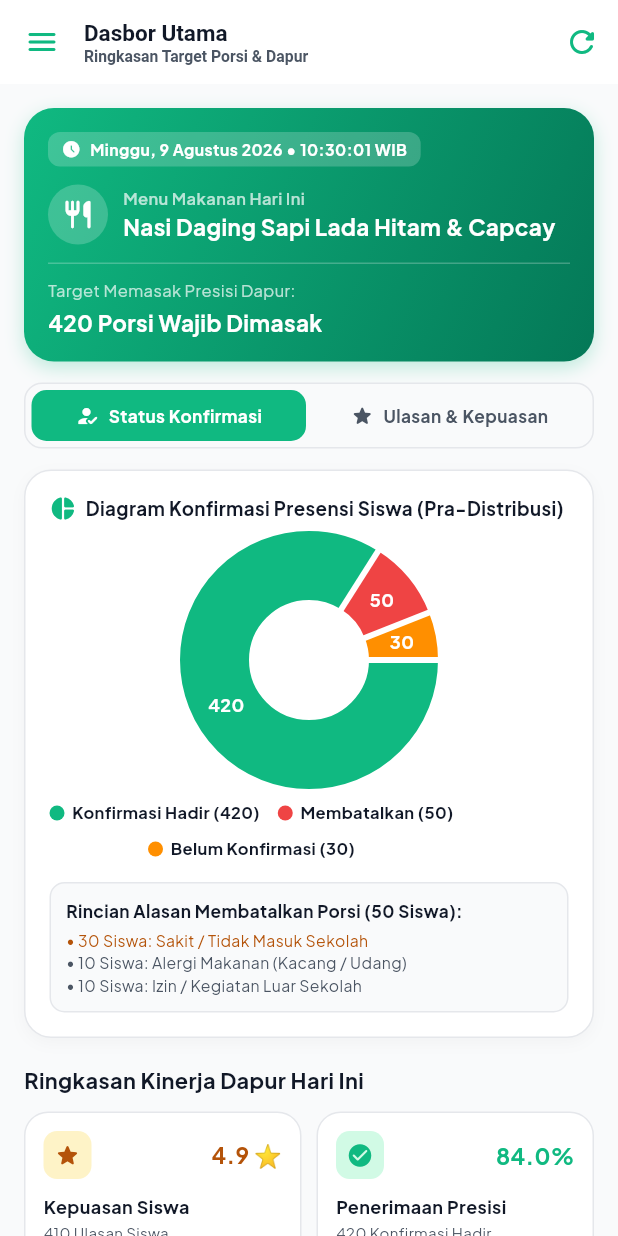
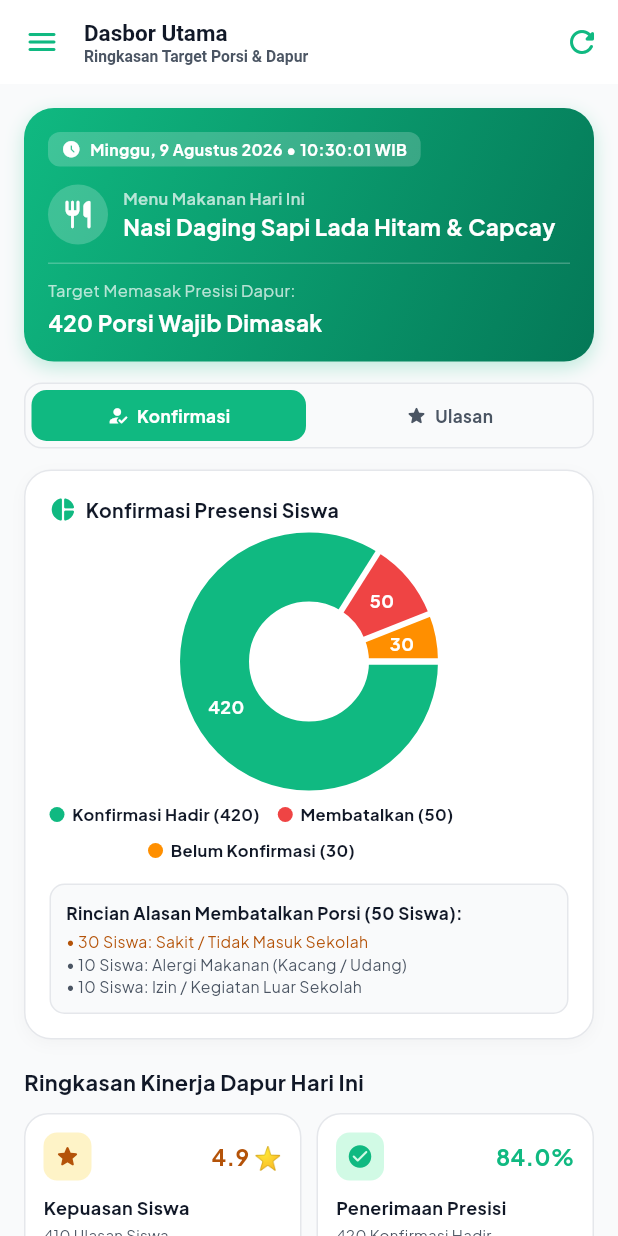
Before and after one commit to Daffarael/MBGTrust, a Flutter app: the EstimationScreen screen opened by its route, on a phone screen of 412 x 824 dp. Run offline on Flutter 3.47's test engine with Material 3 defaults, Android fonts, the phone set to English and light mode, and no system bars; drawn by our look-alikes of fl_chart; our stand-ins replace dio, flutter_riverpod, flutter_secure_storage, go_router, google_fonts; accounts and stored records are empty; network calls fail.

Commit message:
fix(dashboard): eliminate all overflow, shorten labels, wrap text in Expanded/Flexible for zero-overflow layout

```diff
--- a/mbgtrust-frontend/lib/features/production/presentation/estimation_screen.dart
+++ b/mbgtrust-frontend/lib/features/production/presentation/estimation_screen.dart
@@ -407,15 +407,17 @@ class _EstimationScreenState extends State<EstimationScreen> {
                                     children: [
                                       Icon(
                                         Icons.how_to_reg_rounded,
-                                        size: 16,
+                                        size: 15,
                                         color:
                                             _activeDashboardTab == 'KONFIRMASI'
                                                 ? Colors.white
                                                 : AppColors.textSecondary,
                                       ),
-                                      const SizedBox(width: 6),
-                                      Text(
-                                        'Status Konfirmasi',
+                                      const SizedBox(width: 5),
+                                      Flexible(
+                                        child: Text(
+                                          'Konfirmasi',
+                                          textAlign: TextAlign.center,
                                           style: TextStyle(
                                             fontSize: 11.5,
                                             fontWeight: FontWeight.bold,
@@ -423,6 +425,7 @@ class _EstimationScreenState extends State<EstimationScreen> {
                                                     'KONFIRMASI'
                                                 ? Colors.white
                                                 : AppColors.textSecondary,
+                                          ),
                                         ),
                                       ),
                                     ],
@@ -455,20 +458,23 @@ class _EstimationScreenState extends State<EstimationScreen> {
                                     children: [
                                       Icon(
                                         Icons.star_rounded,
-                                        size: 16,
+                                        size: 15,
                                         color: _activeDashboardTab == 'ULASAN'
                                             ? Colors.white
                                             : AppColors.textSecondary,
                                       ),
-                                      const SizedBox(width: 6),
-                                      Text(
-                                        'Ulasan & Kepuasan',
+                                      const SizedBox(width: 5),
+                                      Flexible(
+                                        child: Text(
+                                          'Ulasan',
+                                          textAlign: TextAlign.center,
                                           style: TextStyle(
                                             fontSize: 11.5,
                                             fontWeight: FontWeight.bold,
                                             color: _activeDashboardTab == 'ULASAN'
                                                 ? Colors.white
                                                 : AppColors.textSecondary,
+                                          ),
                                         ),
                                       ),
                                     ],
@@ -641,12 +647,14 @@ class _EstimationScreenState extends State<EstimationScreen> {
               Icon(Icons.pie_chart_rounded,
                   color: AppColors.primary, size: 18),
               SizedBox(width: 6),
-              Text(
-                'Diagram Konfirmasi Presensi Siswa (Pra-Distribusi)',
+              Expanded(
+                child: Text(
+                  'Konfirmasi Presensi Siswa',
                   style: TextStyle(
-                  fontSize: 12.5,
+                    fontSize: 13,
                     fontWeight: FontWeight.bold,
                     color: AppColors.textPrimary,
+                  ),
                 ),
               ),
             ],
@@ -766,34 +774,31 @@ class _EstimationScreenState extends State<EstimationScreen> {
         crossAxisAlignment: CrossAxisAlignment.start,
         children: [
           Row(
-            mainAxisAlignment: MainAxisAlignment.spaceBetween,
             children: [
-              Row(
-                children: const [
-                  Icon(Icons.stars_rounded,
+              const Icon(Icons.stars_rounded,
                   color: AppColors.secondaryDark, size: 18),
-                  SizedBox(width: 6),
-                  Text(
-                    'Tingkat Kepuasan Siswa Hari Ini',
+              const SizedBox(width: 6),
+              Expanded(
+                child: const Text(
+                  'Kepuasan Siswa',
                   style: TextStyle(
-                      fontSize: 12.5,
+                    fontSize: 13,
                     fontWeight: FontWeight.bold,
                     color: AppColors.textPrimary,
                   ),
                 ),
-                ],
               ),
               Container(
                 padding:
-                    const EdgeInsets.symmetric(horizontal: 8, vertical: 3),
+                    const EdgeInsets.symmetric(horizontal: 7, vertical: 3),
                 decoration: BoxDecoration(
                   color: AppColors.primaryLight,
                   borderRadius: BorderRadius.circular(6),
                 ),
                 child: const Text(
-                  'PASCA DISTRIBUSI',
+                  'TERDISTRIBUSI',
                   style: TextStyle(
-                    fontSize: 9.5,
+                    fontSize: 9,
                     fontWeight: FontWeight.bold,
                     color: AppColors.primaryDark,
                   ),
@@ -838,11 +843,11 @@ class _EstimationScreenState extends State<EstimationScreen> {
             children: const [
               _ChartLegendTile(
                 color: AppColors.primary,
-                label: 'Sangat Suka (96.5%)',
+                label: 'Suka (96.5%)',
               ),
               _ChartLegendTile(
                 color: Colors.amber,
-                label: 'Cukup Suka / Evaluasi (3.5%)',
+                label: 'Evaluasi (3.5%)',
               ),
             ],
           ),
@@ -862,7 +867,7 @@ class _EstimationScreenState extends State<EstimationScreen> {
                 Row(
                   mainAxisAlignment: MainAxisAlignment.spaceAround,
                   children: [
-                    _buildSubMetric('Rating Rasa', '4.9 ⭐'),
+                    _buildSubMetric('Rasa', '4.9 ⭐'),
                     _buildSubMetric('Porsi', '4.8 ⭐'),
                     _buildSubMetric('Kepuasan', '96.5%'),
                   ],
@@ -871,17 +876,18 @@ class _EstimationScreenState extends State<EstimationScreen> {
                 const Divider(height: 1),
                 const SizedBox(height: 8),
                 Row(
-                  mainAxisAlignment: MainAxisAlignment.center,
                   children: const [
                     Icon(Icons.assignment_turned_in_rounded,
                         size: 14, color: AppColors.primary),
                     SizedBox(width: 6),
-                    Text(
-                      'Progres Survei: 410 / 420 Siswa Sudah Mengulas',
+                    Expanded(
+                      child: Text(
+                        '410 / 420 siswa sudah mengulas',
                         style: TextStyle(
                           fontSize: 11,
                           fontWeight: FontWeight.bold,
                           color: AppColors.primaryDark,
+                        ),
                       ),
                     ),
                   ],
```
Lines whose indentation alone changed are shown as unchanged.
